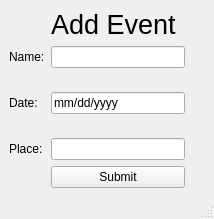
First picture: the form in TestingGrounds/newevent.ui, repository HKavalos/ToGather, before the edit.
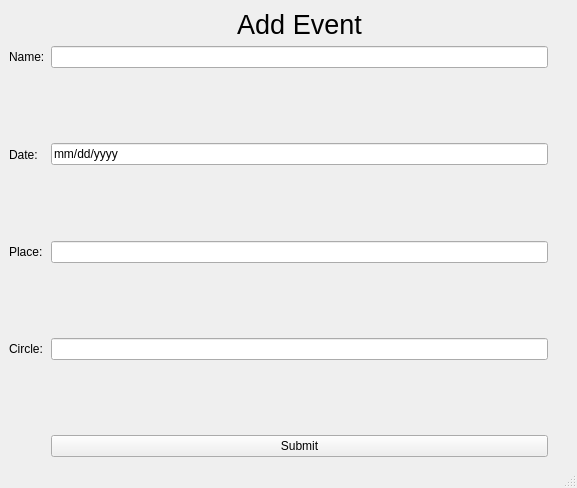
Second picture: the form after the edit.

Patch:
```diff
--- a/TestingGrounds/newevent.ui
+++ b/TestingGrounds/newevent.ui
@@ -6,8 +6,8 @@
    <rect>
     <x>0</x>
     <y>0</y>
-    <width>214</width>
-    <height>219</height>
+    <width>577</width>
+    <height>488</height>
    </rect>
   </property>
   <property name="windowTitle">
@@ -15,10 +15,13 @@
   </property>
   <widget class="QWidget" name="centralwidget">
    <layout class="QGridLayout" name="gridLayout">
-    <item row="1" column="1">
-     <widget class="QLineEdit" name="name_entry">
+    <item row="4" column="1">
+     <widget class="QLineEdit" name="circle_entry"/>
+    </item>
+    <item row="2" column="1">
+     <widget class="QLineEdit" name="date_entry">
       <property name="text">
-       <string/>
+       <string>mm/dd/yyyy</string>
       </property>
      </widget>
     </item>
@@ -29,20 +32,13 @@
       </property>
      </widget>
     </item>
-    <item row="4" column="1">
+    <item row="5" column="1">
      <widget class="QPushButton" name="submission_button">
       <property name="text">
        <string>Submit</string>
       </property>
      </widget>
     </item>
-    <item row="3" column="0">
-     <widget class="QLabel" name="date_label_2">
-      <property name="text">
-       <string>Place:</string>
-      </property>
-     </widget>
-    </item>
     <item row="1" column="0">
      <widget class="QLabel" name="name_label">
       <property name="text">
@@ -50,10 +46,17 @@
       </property>
      </widget>
     </item>
-    <item row="2" column="1">
-     <widget class="QLineEdit" name="date_entry">
+    <item row="1" column="1">
+     <widget class="QLineEdit" name="name_entry">
       <property name="text">
-       <string>mm/dd/yyyy</string>
+       <string/>
+      </property>
+     </widget>
+    </item>
+    <item row="3" column="0">
+     <widget class="QLabel" name="date_label_2">
+      <property name="text">
+       <string>Place:</string>
       </property>
      </widget>
     </item>
@@ -64,6 +67,13 @@
       </property>
      </widget>
     </item>
+    <item row="4" column="0">
+     <widget class="QLabel" name="data_label_3">
+      <property name="text">
+       <string>Circle:</string>
+      </property>
+     </widget>
+    </item>
     <item row="0" column="1">
      <widget class="QLabel" name="title">
       <property name="font">
@@ -74,8 +84,24 @@
       <property name="text">
        <string>Add Event</string>
       </property>
+      <property name="alignment">
+       <set>Qt::AlignCenter</set>
+      </property>
      </widget>
     </item>
+    <item row="4" column="2">
+     <spacer name="verticalSpacer_2">
+      <property name="orientation">
+       <enum>Qt::Vertical</enum>
+      </property>
+      <property name="sizeHint" stdset="0">
+       <size>
+        <width>20</width>
+        <height>40</height>
+       </size>
+      </property>
+     </spacer>
+    </item>
     <item row="2" column="2">
      <spacer name="verticalSpacer">
       <property name="orientation">
@@ -96,7 +122,7 @@
     <rect>
      <x>0</x>
      <y>0</y>
-     <width>214</width>
+     <width>577</width>
      <height>21</height>
     </rect>
    </property>
```
